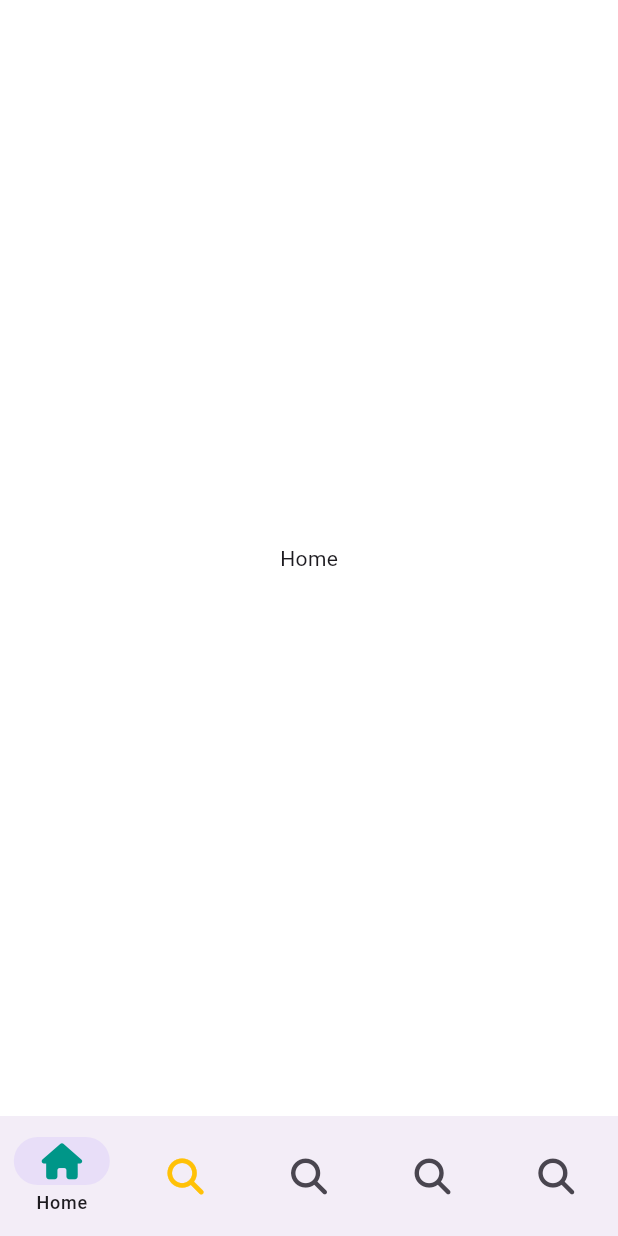
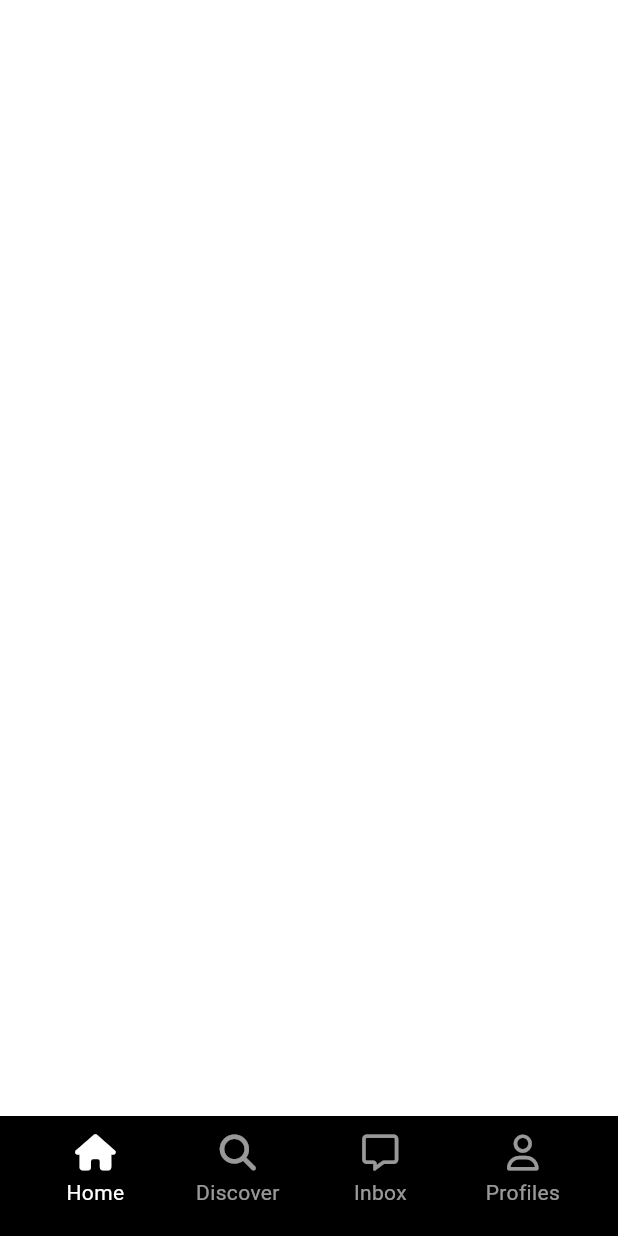
Before and after one commit to generation21/flutter_study_tiktok_clone, a Flutter app: the screen it shows after launch, on a phone screen of 412 x 824 dp. Run offline on Flutter 3.47's test engine with Material 3 defaults, Android fonts, the phone set to English and light mode, and no system bars; our stand-ins replace font_awesome_flutter.

Commit message:
feat: custom nav bar

```diff
--- a/lib/features/main_navigation/main_navigation_screen.dart
+++ b/lib/features/main_navigation/main_navigation_screen.dart
@@ -1,5 +1,7 @@
 import 'package:flutter/material.dart';
 import 'package:font_awesome_flutter/font_awesome_flutter.dart';
+import 'package:tiktok/constants/gaps.dart';
+import 'package:tiktok/features/main_navigation/widgets/nav_tab.dart';
 
 class MainNavigationScreen extends StatefulWidget {
   const MainNavigationScreen({super.key});
@@ -38,27 +40,37 @@ class _MainNavigationScreenState extends State<MainNavigationScreen> {
   @override
   Widget build(BuildContext context) {
     return Scaffold(
-      body: screens[_selectedIndex],
-      bottomNavigationBar: NavigationBar(
-        labelBehavior: NavigationDestinationLabelBehavior.onlyShowSelected,
-        destinations: [
-          const NavigationDestination(
-            icon: FaIcon(FontAwesomeIcons.house, color: Colors.teal),
-            label: "Home",
-          ),
-          const NavigationDestination(
-              icon:
-                  FaIcon(FontAwesomeIcons.magnifyingGlass, color: Colors.amber),
-              label: "Search"),
-          const NavigationDestination(
-              icon: FaIcon(FontAwesomeIcons.magnifyingGlass), label: "Search"),
-          const NavigationDestination(
-              icon: FaIcon(FontAwesomeIcons.magnifyingGlass), label: "Search"),
-          const NavigationDestination(
-              icon: FaIcon(FontAwesomeIcons.magnifyingGlass), label: "Search"),
-        ],
-        onDestinationSelected: _onTap,
-        selectedIndex: _selectedIndex,
+      bottomNavigationBar: BottomAppBar(
+        color: Colors.black,
+        child: Row(
+          mainAxisAlignment: MainAxisAlignment.spaceBetween,
+          children: [
+            NavTab(
+              text: "Home",
+              isSelected: _selectedIndex == 0,
+              icon: FontAwesomeIcons.house,
+              onTap: () => _onTap(0),
+            ),
+            NavTab(
+              text: "Discover",
+              isSelected: _selectedIndex == 1,
+              icon: FontAwesomeIcons.magnifyingGlass,
+              onTap: () => _onTap(1),
+            ),
+            NavTab(
+              text: "Inbox",
+              isSelected: _selectedIndex == 3,
+              icon: FontAwesomeIcons.message,
+              onTap: () => _onTap(3),
+            ),
+            NavTab(
+              text: "Profiles",
+              isSelected: _selectedIndex == 4,
+              icon: FontAwesomeIcons.user,
+              onTap: () => _onTap(4),
+            ),
+          ],
+        ),
       ),
     );
   }
--- /dev/null
+++ b/lib/features/main_navigation/widgets/nav_tab.dart
@@ -0,0 +1,44 @@
+import 'package:flutter/material.dart';
+import 'package:font_awesome_flutter/font_awesome_flutter.dart';
+import 'package:tiktok/constants/gaps.dart';
+
+class NavTab extends StatelessWidget {
+  const NavTab({
+    super.key,
+    required this.text,
+    required this.isSelected,
+    required this.icon,
+    required this.onTap,
+  });
+
+  final String text;
+  final bool isSelected;
+  final IconData icon;
+  final VoidCallback onTap;
+
+  @override
+  Widget build(BuildContext context) {
+    return Expanded(
+      child: GestureDetector(
+        onTap: onTap,
+        child: Container(
+          color: Colors.black,
+          child: AnimatedOpacity(
+            opacity: isSelected ? 1 : 0.6,
+            duration: const Duration(milliseconds: 300),
+            child: Column(
+              children: [
+                FaIcon(icon, color: Colors.white),
+                Gaps.v5,
+                Text(
+                  text,
+                  style: const TextStyle(color: Colors.white),
+                ),
+              ],
+            ),
+          ),
+        ),
+      ),
+    );
+  }
+}
```
